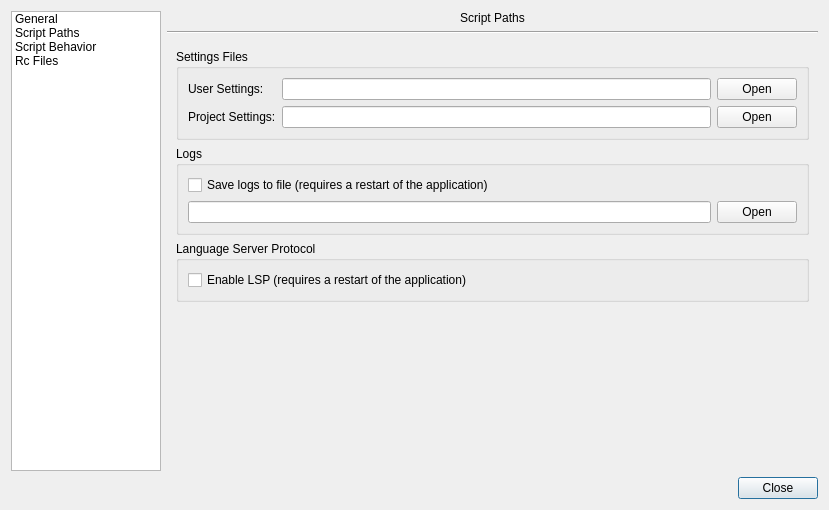
Before: the Qt Designer form src/gui/optionsdialog.ui in KDAB/knut, drawn with Qt 5.
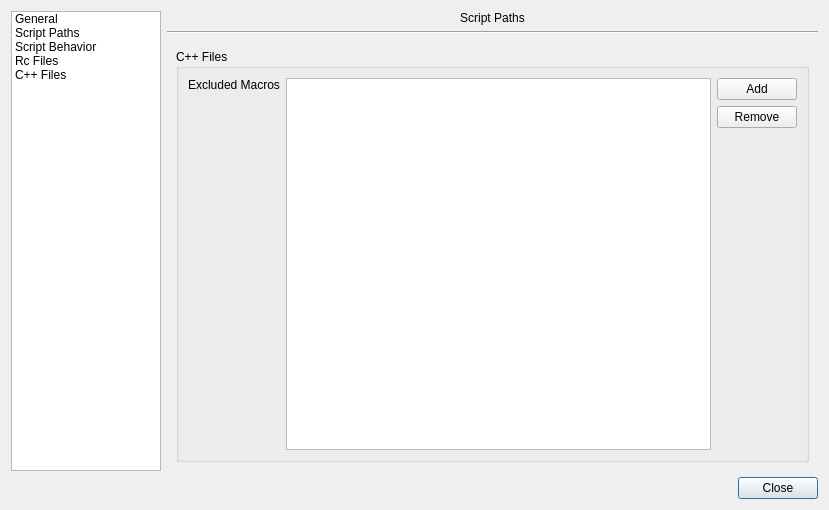
After: the same form once the commit is applied. The open tabs and pages were chosen to show the change.

Commit message:
feat: Skip macros in C++ during parsing (#116)
* feat: Allow setting included ranges on the TreeSitter parser

* feat: Skip the AFX_EXT_CLASS macro in C++ parsing

We can use TreeSitters includedRanges feature to only parse the
specified ranges.
This allows us to exclude certain macros like the AFX_EXT_CLASS macro
which was causing issues previously.

* feat: Allow specifying custom macros to exclude

Users can now specify a list of macros to exclude from the C++ parser
through the options dialog.
By default the list is pre-filled with:
- AFX_EXT_CLASS
- [A-Z_]*EXPORT[A-Z_]*
- Q_OBJECT

The edit to the form file:
```diff
--- a/src/gui/optionsdialog.ui
+++ b/src/gui/optionsdialog.ui
@@ -626,6 +626,49 @@
        </item>
       </layout>
      </widget>
+     <widget class="QWidget" name="stackedWidgetPage5">
+      <layout class="QVBoxLayout" name="verticalLayout_4">
+       <item>
+        <widget class="QGroupBox" name="groupBox_7">
+         <property name="title">
+          <string>C++ Files</string>
+         </property>
+         <layout class="QGridLayout" name="gridLayout_11">
+          <item row="0" column="0">
+           <widget class="QLabel" name="cppLabelExcludedMacros">
+            <property name="toolTip">
+             <string>The Macros listed here will be excluded from parsing (supports Regex).</string>
+            </property>
+            <property name="text">
+             <string>Excluded Macros</string>
+            </property>
+            <property name="alignment">
+             <set>Qt::AlignLeading|Qt::AlignLeft|Qt::AlignTop</set>
+            </property>
+           </widget>
+          </item>
+          <item row="0" column="2">
+           <widget class="QPushButton" name="cppAddExcludedMacro">
+            <property name="text">
+             <string>Add</string>
+            </property>
+           </widget>
+          </item>
+          <item row="1" column="2">
+           <widget class="QPushButton" name="cppRemoveExcludedMacro">
+            <property name="text">
+             <string>Remove</string>
+            </property>
+           </widget>
+          </item>
+          <item row="0" column="1" rowspan="3">
+           <widget class="QListView" name="cppExcludedMacros"/>
+          </item>
+         </layout>
+        </widget>
+       </item>
+      </layout>
+     </widget>
     </widget>
    </item>
    <item row="0" column="1">
@@ -684,6 +727,11 @@
        <string>Rc Files</string>
       </property>
      </item>
+     <item>
+      <property name="text">
+       <string>C++ Files</string>
+      </property>
+     </item>
     </widget>
    </item>
   </layout>
```
The commit also changes 16 other files.
